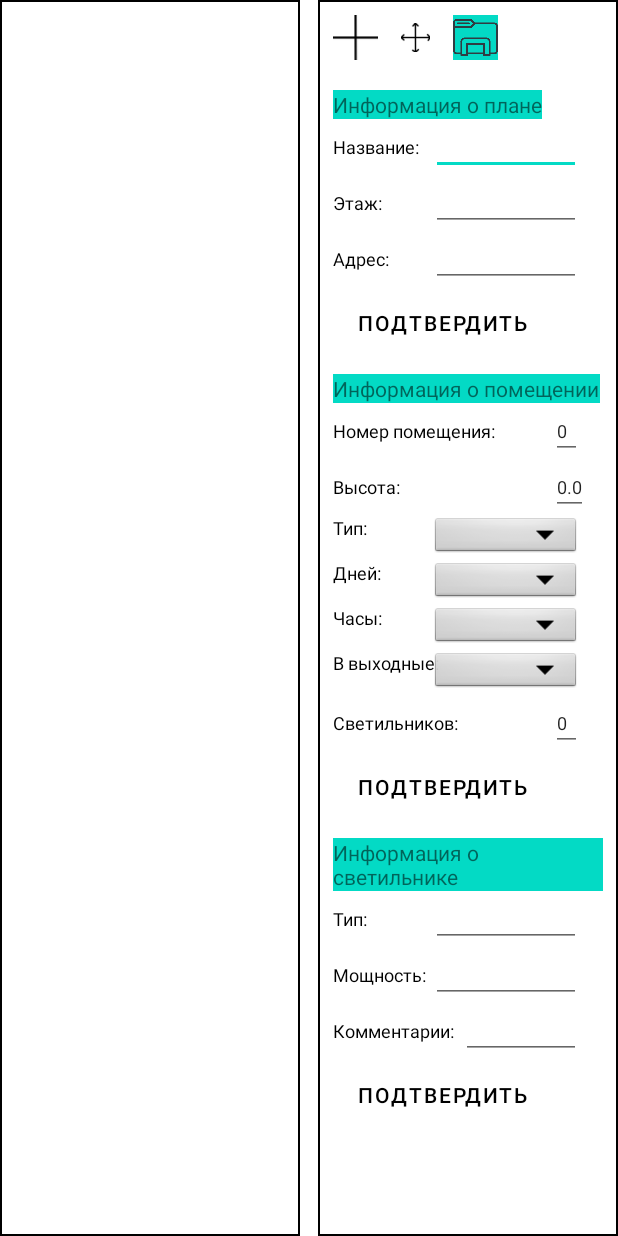
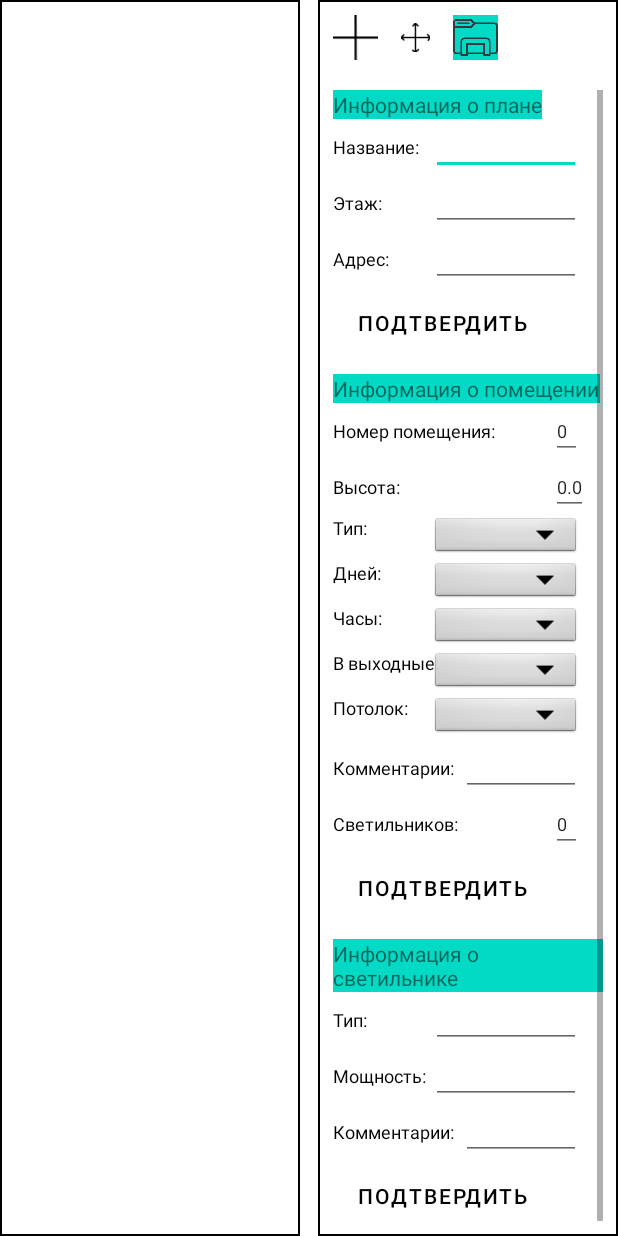
Before and after one commit to anto1e/EnergoService, an Android app: the layout activity_main.xml on its own in the app's theme, with its tools: preview values and no code run, on a phone screen of 412 x 824 dp. Run offline under Robolectric (Android 15) with nearby library versions, the phone set to English and light mode, and no system bars.

```diff
--- a/EnergoService/app/src/main/java/com/example/myapplication/Lamp.java
+++ b/EnergoService/app/src/main/java/com/example/myapplication/Lamp.java
@@ -3,11 +3,11 @@ package com.example.myapplication;
 import android.widget.ImageView;
 
 public class Lamp {
-    private String type="";
+    private String type="";     //Тип светильника
 
 
-    private String power="";
-    private ImageView image=null;
+    private String power="";        //Мощность светильника
+    private ImageView image=null;       //Картинка светильника
     private String comments;
 
 
--- a/EnergoService/app/src/main/res/layout/activity_main.xml
+++ b/EnergoService/app/src/main/res/layout/activity_main.xml
@@ -283,6 +283,32 @@
                     android:background="@android:drawable/btn_dropdown"
                     android:spinnerMode="dropdown" />
                 <TextView
+                    android:text="Потолок:"
+                    android:textColor="@color/black"
+                    android:textSize="12dp"
+                    />
+
+                <Spinner
+                    android:verticalScrollbarPosition="right"
+                    android:id="@+id/roofType"
+                    android:layout_marginLeft="-80dp"
+                    android:layout_width="100dp"
+                    android:layout_height="30dp"
+                    android:background="@android:drawable/btn_dropdown"
+                    android:spinnerMode="dropdown" />
+                <TextView
+                    android:text="Комментарии:"
+                    android:textColor="@color/black"
+                    android:textSize="12dp"
+                    />
+
+                <EditText
+                    android:id="@+id/roomComments"
+                    android:layout_marginLeft="-60dp"
+                    android:layout_width="80dp"
+                    android:textSize="12dp"
+                    />
+                <TextView
                     android:text="Cветильников:"
                     android:textColor="@color/black"
                     android:textSize="12dp"
```
Also changed, not shown: EnergoService/app/src/main/java/com/example/myapplication/Buttons.java (+68 -17 lines), EnergoService/app/src/main/java/com/example/myapplication/Plan.java (+22 -5 lines), EnergoService/app/src/main/java/com/example/myapplication/Room.java (+19 -0 lines), EnergoService/app/src/main/java/com/example/myapplication/Variables.java (+10 -0 lines).
